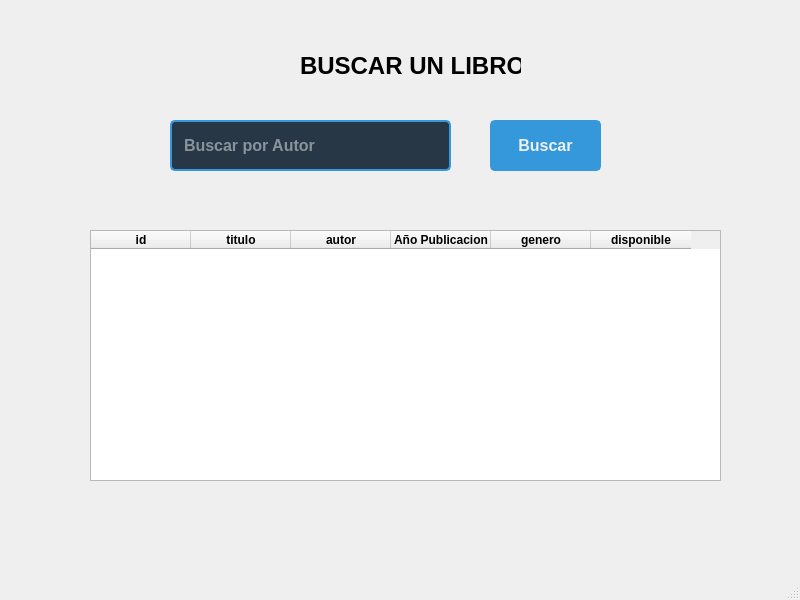
Old version of the form plantillas/paginaBuscar.ui in the repository c4rlos-m/proyecto.
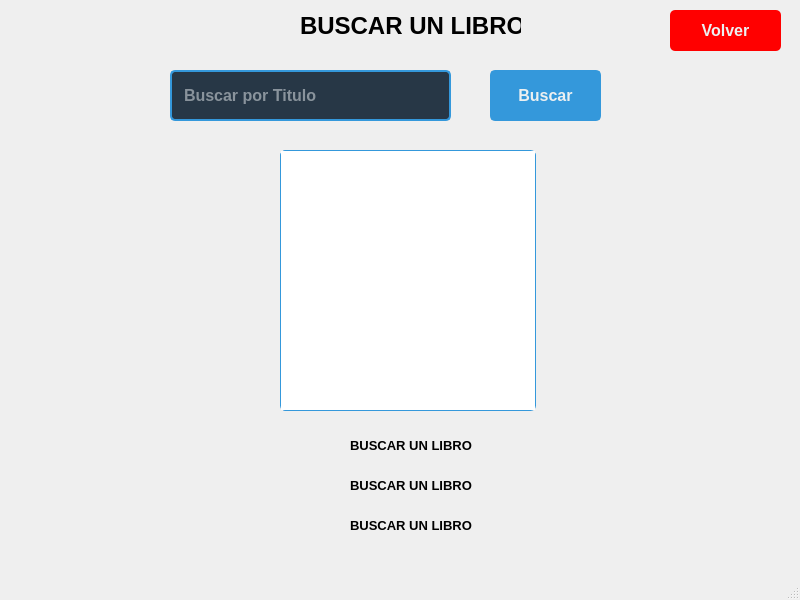
New version of the form.

Commit message: añadir imagenes, paginaBuscar y logout buttons

```diff
--- a/plantillas/paginaBuscar.ui
+++ b/plantillas/paginaBuscar.ui
@@ -37,90 +37,11 @@
 }</string>
   </property>
   <widget class="QWidget" name="centralwidget">
-   <widget class="QTableWidget" name="tablalibrosbuscar">
-    <property name="geometry">
-     <rect>
-      <x>90</x>
-      <y>230</y>
-      <width>631</width>
-      <height>251</height>
-     </rect>
-    </property>
-    <property name="minimumSize">
-     <size>
-      <width>631</width>
-      <height>0</height>
-     </size>
-    </property>
-    <property name="sortingEnabled">
-     <bool>false</bool>
-    </property>
-    <column>
-     <property name="text">
-      <string>id</string>
-     </property>
-     <property name="font">
-      <font>
-       <bold>true</bold>
-      </font>
-     </property>
-    </column>
-    <column>
-     <property name="text">
-      <string>titulo</string>
-     </property>
-     <property name="font">
-      <font>
-       <bold>true</bold>
-      </font>
-     </property>
-    </column>
-    <column>
-     <property name="text">
-      <string>autor</string>
-     </property>
-     <property name="font">
-      <font>
-       <bold>true</bold>
-      </font>
-     </property>
-    </column>
-    <column>
-     <property name="text">
-      <string>Año Publicacion</string>
-     </property>
-     <property name="font">
-      <font>
-       <bold>true</bold>
-      </font>
-     </property>
-    </column>
-    <column>
-     <property name="text">
-      <string>genero</string>
-     </property>
-     <property name="font">
-      <font>
-       <bold>true</bold>
-      </font>
-     </property>
-    </column>
-    <column>
-     <property name="text">
-      <string>disponible</string>
-     </property>
-     <property name="font">
-      <font>
-       <bold>true</bold>
-      </font>
-     </property>
-    </column>
-   </widget>
    <widget class="QLabel" name="label">
     <property name="geometry">
      <rect>
       <x>300</x>
-      <y>50</y>
+      <y>10</y>
       <width>221</width>
       <height>31</height>
      </rect>
@@ -139,7 +60,7 @@
     <property name="geometry">
      <rect>
       <x>170</x>
-      <y>120</y>
+      <y>70</y>
       <width>281</width>
       <height>51</height>
      </rect>
@@ -151,14 +72,14 @@
      </font>
     </property>
     <property name="placeholderText">
-     <string>Buscar por Autor</string>
+     <string>Buscar por Titulo</string>
     </property>
    </widget>
    <widget class="QPushButton" name="buscarAutor">
     <property name="geometry">
      <rect>
       <x>490</x>
-      <y>120</y>
+      <y>70</y>
       <width>111</width>
       <height>51</height>
      </rect>
@@ -173,6 +94,113 @@
      <string>Buscar</string>
     </property>
    </widget>
+   <widget class="QGraphicsView" name="graphicsView">
+    <property name="geometry">
+     <rect>
+      <x>280</x>
+      <y>150</y>
+      <width>256</width>
+      <height>261</height>
+     </rect>
+    </property>
+    <property name="styleSheet">
+     <string notr="true">border: 1px solid #3498DB;
+border-radius: 5px;</string>
+    </property>
+   </widget>
+   <widget class="QLabel" name="label_2">
+    <property name="geometry">
+     <rect>
+      <x>350</x>
+      <y>430</y>
+      <width>221</width>
+      <height>31</height>
+     </rect>
+    </property>
+    <property name="font">
+     <font>
+      <pointsize>10</pointsize>
+      <bold>true</bold>
+     </font>
+    </property>
+    <property name="toolTipDuration">
+     <number>5</number>
+    </property>
+    <property name="text">
+     <string>BUSCAR UN LIBRO</string>
+    </property>
+   </widget>
+   <widget class="QLabel" name="label_3">
+    <property name="geometry">
+     <rect>
+      <x>350</x>
+      <y>470</y>
+      <width>221</width>
+      <height>31</height>
+     </rect>
+    </property>
+    <property name="font">
+     <font>
+      <pointsize>10</pointsize>
+      <bold>true</bold>
+     </font>
+    </property>
+    <property name="toolTipDuration">
+     <number>5</number>
+    </property>
+    <property name="text">
+     <string>BUSCAR UN LIBRO</string>
+    </property>
+   </widget>
+   <widget class="QLabel" name="label_4">
+    <property name="geometry">
+     <rect>
+      <x>350</x>
+      <y>510</y>
+      <width>221</width>
+      <height>31</height>
+     </rect>
+    </property>
+    <property name="font">
+     <font>
+      <pointsize>10</pointsize>
+      <bold>true</bold>
+     </font>
+    </property>
+    <property name="toolTipDuration">
+     <number>5</number>
+    </property>
+    <property name="text">
+     <string>BUSCAR UN LIBRO</string>
+    </property>
+   </widget>
+   <widget class="QPushButton" name="logoutButton">
+    <property name="geometry">
+     <rect>
+      <x>670</x>
+      <y>10</y>
+      <width>111</width>
+      <height>41</height>
+     </rect>
+    </property>
+    <property name="font">
+     <font>
+      <pointsize>-1</pointsize>
+      <bold>true</bold>
+      <underline>false</underline>
+      <strikeout>false</strikeout>
+     </font>
+    </property>
+    <property name="styleSheet">
+     <string notr="true">background-color: red;
+border-radius: 5px;
+border:  none
+</string>
+    </property>
+    <property name="text">
+     <string>Volver</string>
+    </property>
+   </widget>
   </widget>
   <widget class="QMenuBar" name="menubar">
    <property name="geometry">
```
The commit also changes 31 other files.
